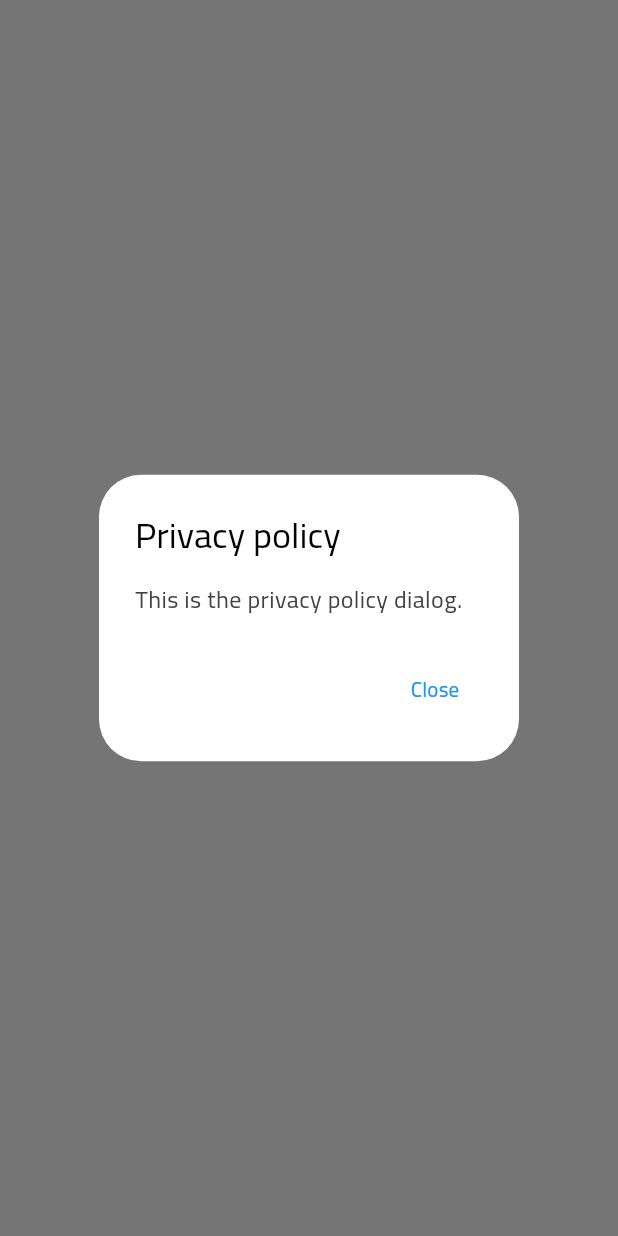
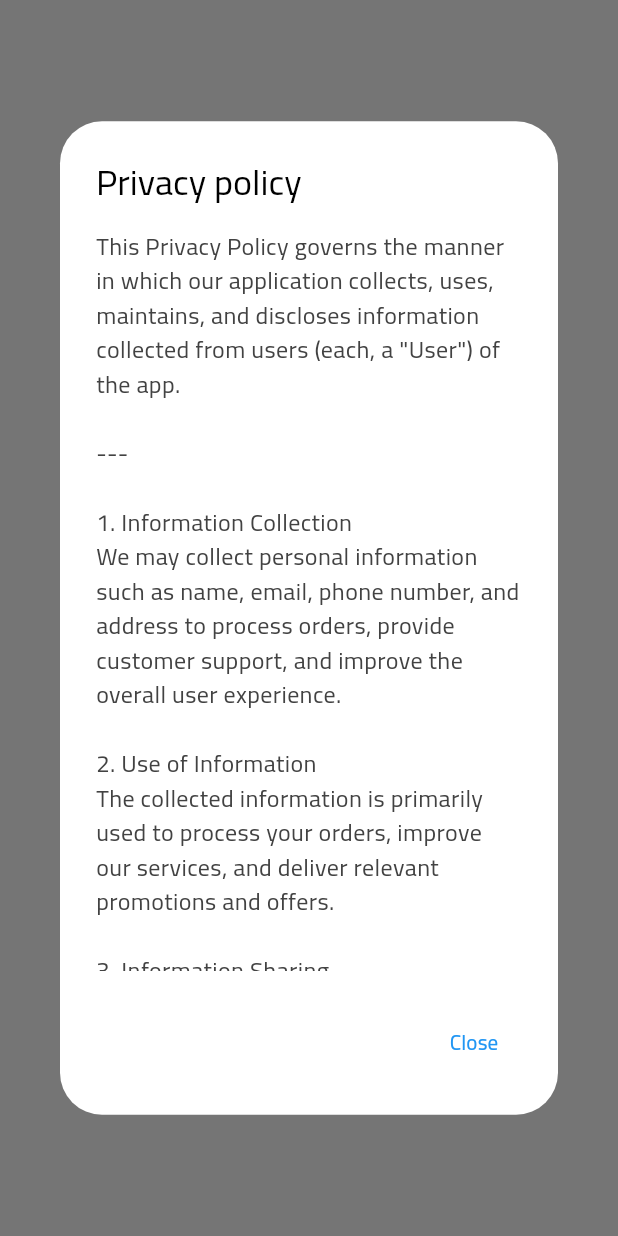
Before and after one commit to KafaaCode/Packaging-Application, a Flutter app: what privacyPolicy() shows on an empty page, opened directly, on a phone screen of 412 x 824 dp. Run offline on Flutter 3.47's test engine with Material 3 defaults, Android fonts, the phone set to English and light mode, and no system bars; our stand-ins replace bloc, dartz, dio, equatable, fluro, flutter_bloc and 9 more; network calls fail.

Commit message:
fix settings and orders

```diff
--- a/lib/main.dart
+++ b/lib/main.dart
@@ -18,6 +18,7 @@ import 'package:frip_trading/src/presentation/controllers/cart/cart_bloc.dart';
 import 'package:frip_trading/src/presentation/controllers/category/category_bloc.dart';
 import 'package:frip_trading/src/presentation/controllers/main_bage/main_page_bloc.dart';
 import 'package:frip_trading/src/presentation/controllers/myorder/myorder_bloc.dart';
+import 'package:frip_trading/src/presentation/controllers/products/products_bloc.dart';
 import 'package:hydrated_bloc/hydrated_bloc.dart';
 import 'package:path_provider/path_provider.dart';
 import 'package:flutter_localizations/flutter_localizations.dart';
@@ -59,6 +60,7 @@ class MainApp extends StatelessWidget {
               create: (_) => sl<MainPageBloc>(),
               // lazy: false,
             ),
+            BlocProvider(create: (_) => sl<ProductBloc>()),
             BlocProvider(
                 create: (_) => sl<CategoriesBloc>()
                   ..add(const CategoriesEvent.getCategories())),
--- a/lib/src/data/main/main_remote_data_source.dart
+++ b/lib/src/data/main/main_remote_data_source.dart
@@ -133,6 +133,8 @@ class MainRemoteDataSource extends BaseMainRemoteDataSource {
             ),
           ),
           responseHandler: (response) {
+            print('----- TOKEN IS -------');
+            print(ApiConstances.getToken());
             final List<dynamic> myorderList = response.data['data'];
             return myorderList
                 .map((myorder) =>
--- a/lib/src/data/repository/main_repository.dart
+++ b/lib/src/data/repository/main_repository.dart
@@ -33,6 +33,8 @@ class MainRepository extends BaseMainRepository {
     } on AuthException catch (failure) {
       return Left(
           ServerFailure.fromResponse(statusCode: failure.statusCode ?? 404));
+    } on Exception catch (e) {
+      return left(ServerFailure(statusCode: 404, message: e.toString()));
     }
   }
 
--- a/lib/src/presentation/screens/main/my_order.dart
+++ b/lib/src/presentation/screens/main/my_order.dart
@@ -54,7 +54,8 @@ class _MyOrdersPageState extends State<MyOrdersPage> {
   ];
   @override
   void initState() {
-    context.read<MyOrdersBloc>().add(MyOrdersEvent.getMyOrders());
+    // context.read<MyOrdersBloc>().add(MyOrdersEvent.getMyOrders());
+    BlocProvider.of<MyOrdersBloc>(context).add(MyOrdersEvent.getMyOrders());
     super.initState();
   }
 
--- a/lib/src/presentation/screens/settings/edit_profile.dart
+++ b/lib/src/presentation/screens/settings/edit_profile.dart
@@ -178,7 +178,9 @@ class EditProfile extends StatelessWidget {
 
                                   return filteredSpecializations.isNotEmpty
                                       ? filteredSpecializations.first
-                                      : specializations.first;
+                                      : specializations.isNotEmpty
+                                          ? specializations.first
+                                          : null;
                                 },
                               ),
                               onChanged: (value) {
@@ -317,7 +319,6 @@ class EditProfile extends StatelessWidget {
                                 ),
                               );
                         } else {
-
                           ScaffoldMessenger.of(context).showSnackBar(
                             const SnackBar(
                               content: Text('Please fill all fields'),
--- a/lib/src/presentation/screens/settings/widgets/settings_dialogs.dart
+++ b/lib/src/presentation/screens/settings/widgets/settings_dialogs.dart
@@ -4,11 +4,25 @@ import 'package:frip_trading/core/localization/generated/l10n.dart';
 class SettingsDialogs {
   static void aboutUs(BuildContext context) {
     Lang lang = Lang.of(context);
+
     showDialog(
       context: context,
       builder: (context) => AlertDialog(
         title: Text(lang.aboutUs),
-        content: const Text('This is the about us dialog.'),
+        content: SingleChildScrollView(
+          child: SizedBox(
+            height: MediaQuery.of(context).size.height * 0.6,
+            width: double.infinity,
+            child: const Text(
+              'نحن Frip Trading، شركة رائدة ومتخصصة في مجالات التجارة والتغليف.\n\n'
+              'تتمثل مهمتنا الأساسية في قيادة أنشطة التجارة الإلكترونية بالجملة، حيث نعمل على تسهيل العمليات التجارية '
+              'وتوفير مجموعة واسعة من المنتجات عالية الجودة لشركائنا وعملائنا من الشركات.\n\n'
+              'نلتزم بتطبيق أحدث ممارسات التغليف لضمان وصول البضائع بحالة ممتازة، '
+              'ونبني شراكاتنا على الكفاءة، الجودة، والموثوقية العالية في جميع مراحل سلسلة التوريد.',
+              textDirection: TextDirection.rtl,
+            ),
+          ),
+        ),
         actions: [
           TextButton(
             onPressed: () => Navigator.of(context).pop(),
@@ -18,13 +32,54 @@ class SettingsDialogs {
       ),
     );
   }
+
   static void privacyPolicy(BuildContext context) {
-     Lang lang = Lang.of(context);
+    const String _privacyPolicyContent = '''
+This Privacy Policy governs the manner in which our application collects, uses, maintains, and discloses information collected from users (each, a "User") of the app.
+
+---
+
+1. Information Collection
+We may collect personal information such as name, email, phone number, and address to process orders, provide customer support, and improve the overall user experience.
+
+2. Use of Information
+The collected information is primarily used to process your orders, improve our services, and deliver relevant promotions and offers.
+
+3. Information Sharing
+Your personal data will only be shared if required by law or when necessary to provide our services. We never sell your information to third parties.
+
+4. Information Protection
+We use industry-standard security measures, including encryption and security protocols, to ensure the protection and integrity of your data.
+
+5. User Rights
+You have the right to access, correct, or delete your personal data. You may exercise these rights upon request.
+
+6. Cookies
+Our app or associated website uses cookies to enhance and personalize your experience. You can manage or disable cookies in your browser settings if you prefer.
+
+7. Children's Privacy
+Our services are not directed to children under 13, and we do not knowingly collect data from them.
+
+8. Changes to This Policy
+We may update our privacy policy from time to time. The latest updates will always be posted on this page, and we encourage you to review it periodically.
+
+9. Contact Us
+For any questions regarding this Privacy Policy, you can reach us at: support@yourapp.com
+''';
+    Lang lang = Lang.of(context);
     showDialog(
       context: context,
       builder: (context) => AlertDialog(
-        title:  Text(lang.privacyPolicy),
-        content: const Text('This is the privacy policy dialog.'),
+        title: Text(lang.privacyPolicy),
+        content: SizedBox(
+          height: MediaQuery.of(context).size.height * 0.6,
+          width: double.infinity,
+          child: SingleChildScrollView(
+            child: Directionality(
+                textDirection: TextDirection.ltr,
+                child: Text(_privacyPolicyContent)),
+          ),
+        ),
         actions: [
           TextButton(
             onPressed: () => Navigator.of(context).pop(),
@@ -34,8 +89,9 @@ class SettingsDialogs {
       ),
     );
   }
+
   static void termsAndConditions(BuildContext context) {
-     Lang lang = Lang.of(context);
+    Lang lang = Lang.of(context);
     showDialog(
       context: context,
       builder: (context) => AlertDialog(
@@ -50,6 +106,4 @@ class SettingsDialogs {
       ),
     );
   }
-
-
 }
```
Also changed, not shown: lib/src/presentation/controllers/products/products_bloc.dart (+17 -8 lines), lib/src/presentation/screens/main/categories.dart (+9 -5 lines), lib/src/presentation/screens/main/products.dart (+23 -13 lines).
